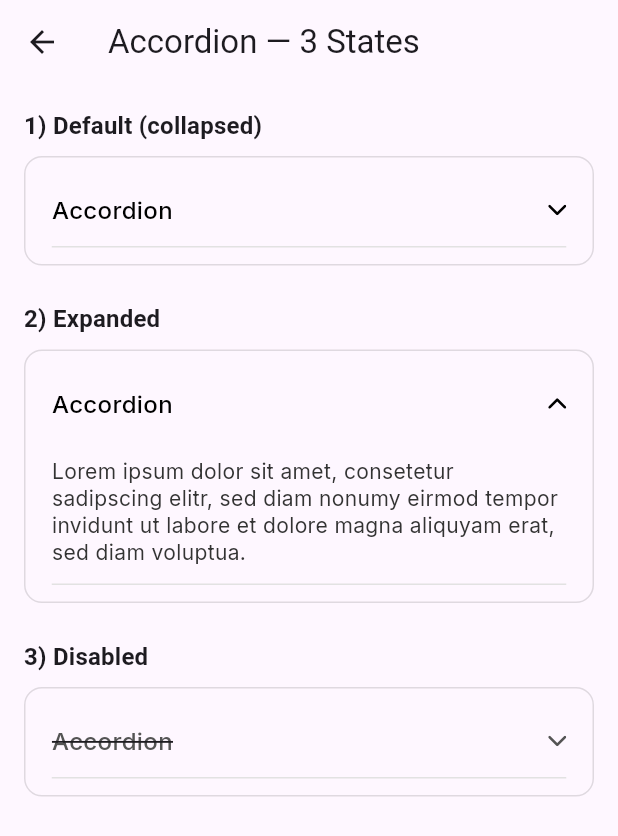
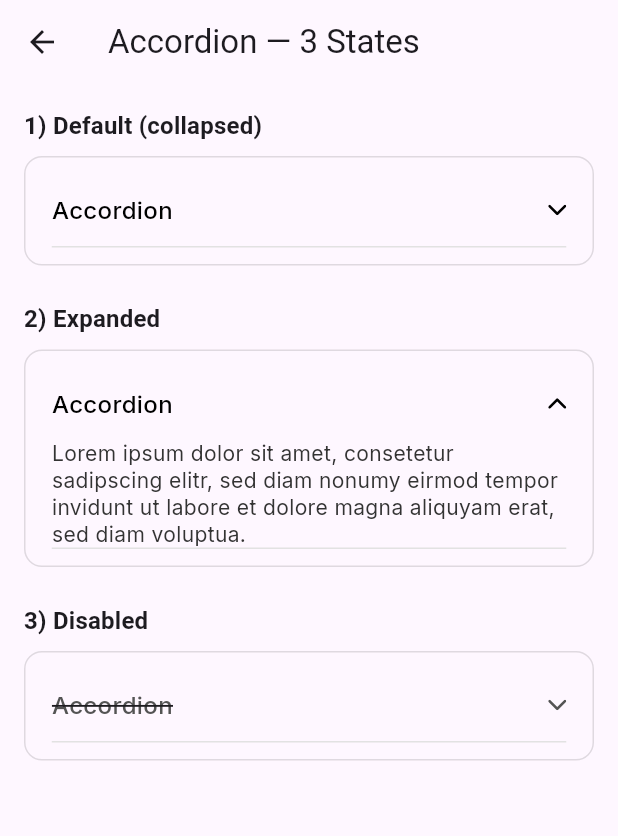
Before and after one commit to dynamiclayer/dynamiclayer-flutter, a Flutter app: the DemoAccordionPage screen opened directly, on a phone screen of 412 x 824 dp. Shown: the top 836 px of the screen. Run offline on Flutter 3.47's test engine with Material 3 defaults, Android fonts, the light colour scheme and no system bars; our stand-ins replace flutter_svg, google_fonts.

Commit message:
code updated

```diff
--- a/lib/demo/DemoAccordionPage.dart
+++ b/lib/demo/DemoAccordionPage.dart
@@ -59,7 +59,7 @@ class _AccordionDefault extends StatelessWidget {
           borderColor: DLColors.grey200,
           borderThickness: 1.0,
           headerPadding: const EdgeInsets.symmetric(vertical: 14),
-          contentPadding: const EdgeInsets.fromLTRB(0, 12, 0, 12),
+          contentPadding: const EdgeInsets.fromLTRB(0, 0, 0, 12),
         ),
       ),
     );
@@ -85,7 +85,7 @@ class _AccordionExpanded extends StatelessWidget {
           showTopBorder: false,
           borderThickness: 1.0,
           headerPadding: const EdgeInsets.symmetric(vertical: 14),
-          contentPadding: const EdgeInsets.fromLTRB(0, 12, 0, 12),
+          contentPadding: const EdgeInsets.fromLTRB(0, 0, 0, 12),
         ),
       ),
     );
@@ -111,7 +111,7 @@ class _AccordionDisabled extends StatelessWidget {
           borderColor: DLColors.grey200,
           borderThickness: 1.0,
           headerPadding: const EdgeInsets.symmetric(vertical: 14),
-          contentPadding: const EdgeInsets.fromLTRB(0, 12, 0, 12),
+          contentPadding: const EdgeInsets.fromLTRB(0, 0, 0, 12),
         ),
       ),
     );
--- a/lib/src/components/accordion/dl_accordion.dart
+++ b/lib/src/components/accordion/dl_accordion.dart
@@ -14,7 +14,7 @@ class DLAccordion extends StatefulWidget {
         'Lorem ipsum dolor sit amet, consetetur sadipscing elitr, sed diam nonumy eirmod tempor invidunt ut labore et dolore magna aliquyam erat, sed diam voluptua.',
 
     // Borders
-    this.showTopBorder = true,
+    this.showTopBorder = false,
     this.showBottomBorder = true,
 
     // Layout
@@ -214,14 +214,11 @@ class _DLAccordionState extends State<DLAccordion> {
         );
       },
       child: _expanded
-          ? Padding(
+          ? Text(
               key: const ValueKey('expanded'),
-              padding: widget.contentPadding,
-              child: Text(
-                widget.content,
-                style: _contentTextStyle,
-                softWrap: true,
-              ),
+              widget.content,
+              style: _contentTextStyle,
+              softWrap: true,
             )
           : const SizedBox.shrink(key: ValueKey('collapsed')),
     );
--- a/lib/src/components/button_dock/dl_button_dock.dart
+++ b/lib/src/components/button_dock/dl_button_dock.dart
@@ -61,7 +61,7 @@ class DLButtonDock extends StatelessWidget {
       horizontal: DLSpacing.p16,
       vertical: DLSpacing.p16,
     ),
-    this.maxContentWidth = 600,
+    this.maxContentWidth = 800,
 
     // Horizontal behavior
     this.horizontalLastHug = true, // match mock: left fills, right hug
```
Also changed, not shown: lib/src/components/bottom_sheet/dl_bottom_sheet.dart (+8 -3 lines), assets/bottomSheet/x.png (deleted), assets/bottomSheet/x.svg (added), lib/generated/assets.dart.
